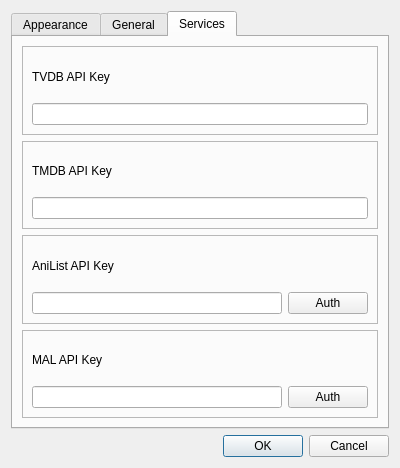
RealMihp/nekodesk, file ui/settings.ui: the form before one commit.
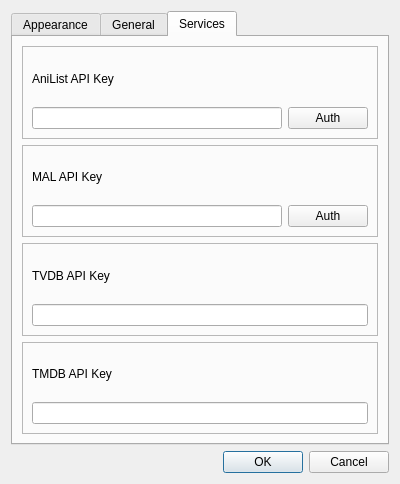
The form after the commit.

Patch:
```diff
--- a/ui/settings.ui
+++ b/ui/settings.ui
@@ -7,7 +7,7 @@
     <x>0</x>
     <y>0</y>
     <width>400</width>
-    <height>468</height>
+    <height>484</height>
    </rect>
   </property>
   <property name="windowTitle">
@@ -34,70 +34,6 @@
        <string>Services</string>
       </attribute>
       <layout class="QVBoxLayout" name="verticalLayout_4">
-       <item>
-        <widget class="QFrame" name="serviceTVDB_frame">
-         <property name="frameShape">
-          <enum>QFrame::Shape::StyledPanel</enum>
-         </property>
-         <property name="frameShadow">
-          <enum>QFrame::Shadow::Raised</enum>
-         </property>
-         <layout class="QVBoxLayout" name="verticalLayout_2">
-          <item>
-           <widget class="QLabel" name="serviceTVDB_label">
-            <property name="text">
-             <string>TVDB API Key</string>
-            </property>
-           </widget>
-          </item>
-          <item>
-           <widget class="QLineEdit" name="serviceTVDB_lineEdit">
-            <property name="text">
-             <string/>
-            </property>
-            <property name="echoMode">
-             <enum>QLineEdit::EchoMode::Password</enum>
-            </property>
-            <property name="clearButtonEnabled">
-             <bool>true</bool>
-            </property>
-           </widget>
-          </item>
-         </layout>
-        </widget>
-       </item>
-       <item>
-        <widget class="QFrame" name="serviceTMDB_frame">
-         <property name="frameShape">
-          <enum>QFrame::Shape::StyledPanel</enum>
-         </property>
-         <property name="frameShadow">
-          <enum>QFrame::Shadow::Raised</enum>
-         </property>
-         <layout class="QVBoxLayout" name="verticalLayout_3">
-          <item>
-           <widget class="QLabel" name="serviceTMDB_label">
-            <property name="text">
-             <string>TMDB API Key</string>
-            </property>
-           </widget>
-          </item>
-          <item>
-           <widget class="QLineEdit" name="serviceTMDB_lineEdit">
-            <property name="text">
-             <string/>
-            </property>
-            <property name="echoMode">
-             <enum>QLineEdit::EchoMode::Password</enum>
-            </property>
-            <property name="clearButtonEnabled">
-             <bool>true</bool>
-            </property>
-           </widget>
-          </item>
-         </layout>
-        </widget>
-       </item>
        <item>
         <widget class="QFrame" name="serviceAniList_frame">
          <property name="frameShape">
@@ -192,6 +128,70 @@
          </layout>
         </widget>
        </item>
+       <item>
+        <widget class="QFrame" name="serviceTVDB_frame">
+         <property name="frameShape">
+          <enum>QFrame::Shape::StyledPanel</enum>
+         </property>
+         <property name="frameShadow">
+          <enum>QFrame::Shadow::Raised</enum>
+         </property>
+         <layout class="QVBoxLayout" name="verticalLayout_2">
+          <item>
+           <widget class="QLabel" name="serviceTVDB_label">
+            <property name="text">
+             <string>TVDB API Key</string>
+            </property>
+           </widget>
+          </item>
+          <item>
+           <widget class="QLineEdit" name="serviceTVDB_lineEdit">
+            <property name="text">
+             <string/>
+            </property>
+            <property name="echoMode">
+             <enum>QLineEdit::EchoMode::Password</enum>
+            </property>
+            <property name="clearButtonEnabled">
+             <bool>true</bool>
+            </property>
+           </widget>
+          </item>
+         </layout>
+        </widget>
+       </item>
+       <item>
+        <widget class="QFrame" name="serviceTMDB_frame">
+         <property name="frameShape">
+          <enum>QFrame::Shape::StyledPanel</enum>
+         </property>
+         <property name="frameShadow">
+          <enum>QFrame::Shadow::Raised</enum>
+         </property>
+         <layout class="QVBoxLayout" name="verticalLayout_3">
+          <item>
+           <widget class="QLabel" name="serviceTMDB_label">
+            <property name="text">
+             <string>TMDB API Key</string>
+            </property>
+           </widget>
+          </item>
+          <item>
+           <widget class="QLineEdit" name="serviceTMDB_lineEdit">
+            <property name="text">
+             <string/>
+            </property>
+            <property name="echoMode">
+             <enum>QLineEdit::EchoMode::Password</enum>
+            </property>
+            <property name="clearButtonEnabled">
+             <bool>true</bool>
+            </property>
+           </widget>
+          </item>
+         </layout>
+        </widget>
+       </item>
       </layout>
      </widget>
     </widget>
```
